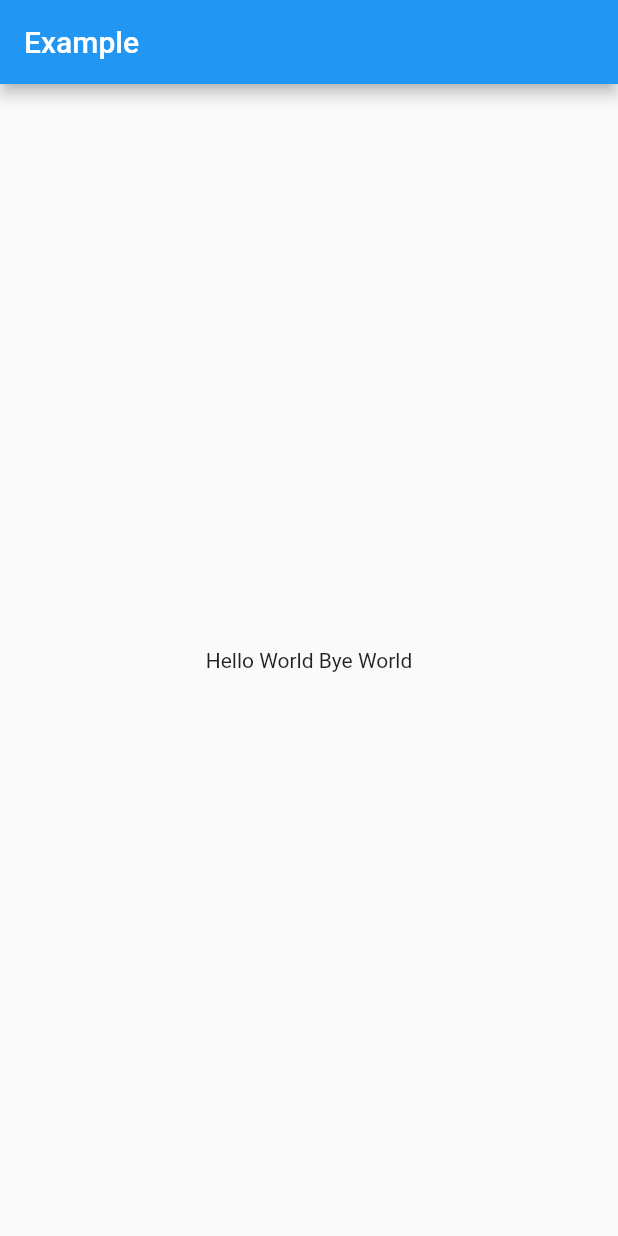
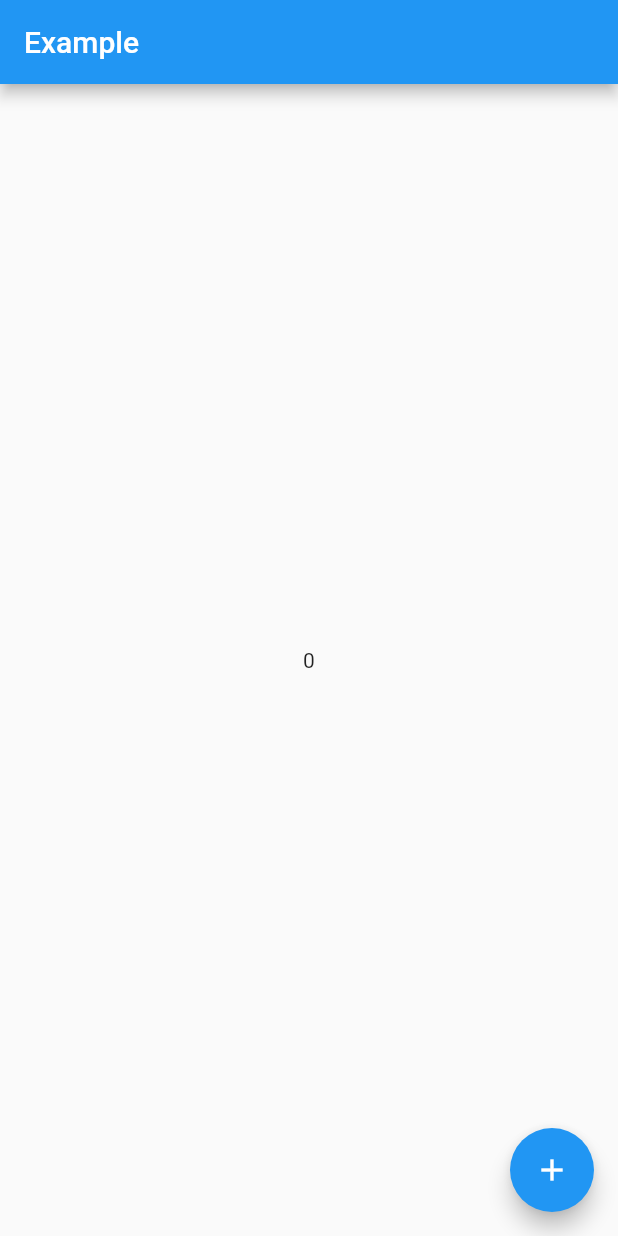
Before and after one commit to Hoseok-Seong/Flutter-Data-Practice, a Flutter app: the screen it shows after launch, on a phone screen of 412 x 824 dp. Run offline on Flutter 3.47's test engine with Material 2 defaults, Android fonts, the phone set to English and light mode, and no system bars; our stand-ins replace flutter_riverpod.

```diff
--- a/lib/main.dart
+++ b/lib/main.dart
@@ -1,40 +1,43 @@
 import 'package:flutter/material.dart';
 import 'package:flutter_riverpod/flutter_riverpod.dart';
 
-// 우리는 값을 저장할 "provider"를 만들겁니다(여기서 값은 "Hello world"를 의미합니다).
-// 프로바이더를 사용하는 것으로 값의 mock/override가 가능하게 됩니다.
-final byeWorldProvider = Provider<String>((ref) {
-  return "Bye World";
+class Counter extends StateNotifier<int>{
+  Counter(int num) : super(num);
+
+  void increment() {
+    state++;
+  }
+}
+
+final countProvider = StateNotifierProvider<Counter, int>((ref) {
+  return Counter(0);
 });
 
-// provider 결합
-final helloWorldProvider = Provider<String>((ref) {
-  final String value = ref.read(byeWorldProvider);
-  return "Hello World "+value;
-});
 
 void main() {
   runApp(
-    // 위젯에서 프로바이더를 사용하고 읽기위해
-    // 앱 전체적으로 "ProviderScope" 위젯을 감싸줘야 합니다.
-    // 여기에 프로바이더의 상태가 저장됩니다.
     ProviderScope(
       child: MyApp(),
     ),
   );
 }
 
-// StatelessWidget 대신에 Riverpod의 ConsumerWidget을 상속받아 사용합니다.
 class MyApp extends ConsumerWidget {
   @override
   Widget build(BuildContext context, WidgetRef ref) {
-    final String value = ref.read(helloWorldProvider);
+    final int value = ref.watch(countProvider);
 
     return MaterialApp(
       home: Scaffold(
         appBar: AppBar(title: const Text('Example')),
         body: Center(
-          child: Text(value),
+          child: Text("$value"),
+        ),
+        floatingActionButton: FloatingActionButton(
+          onPressed: (){
+            ref.read(countProvider.notifier).increment();
+          },
+          child: Icon(Icons.add),
         ),
       ),
     );
```
